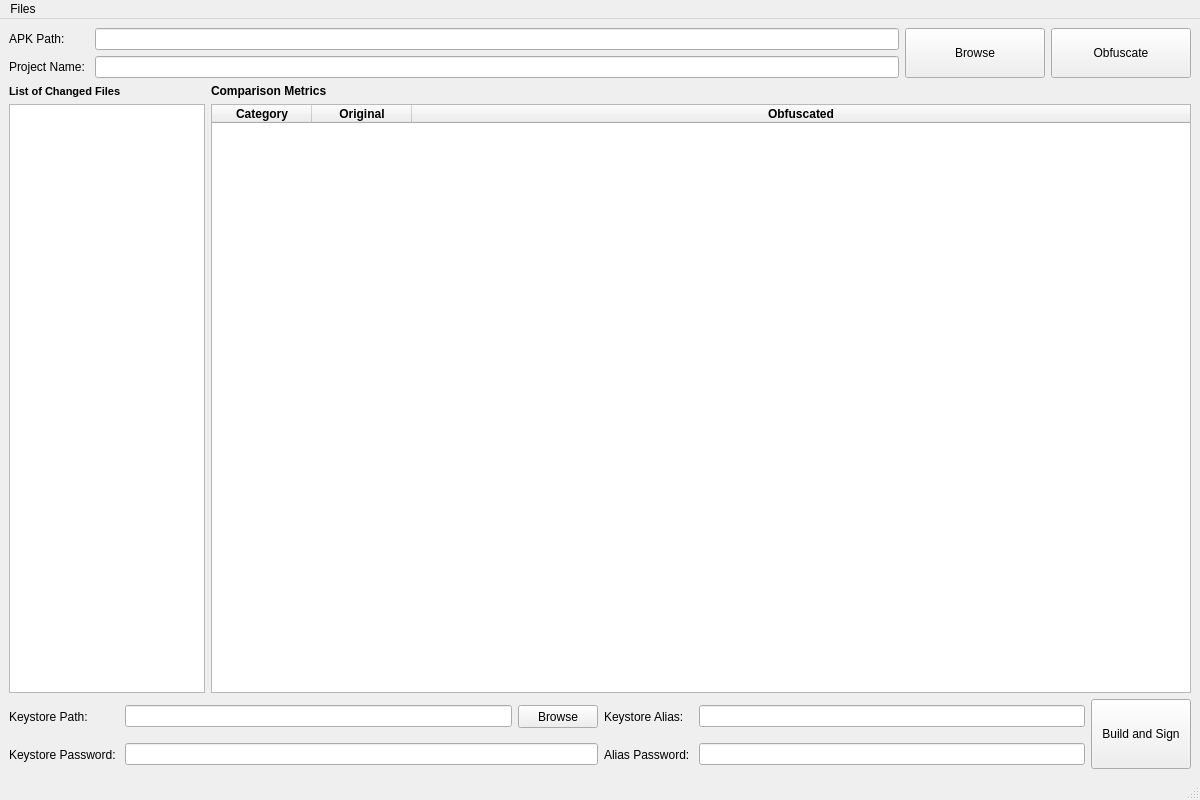
Before: the Qt Designer form ui_scripts/obfuscator.ui in clamismagic/ict2207-coursework2, drawn with Qt 5.
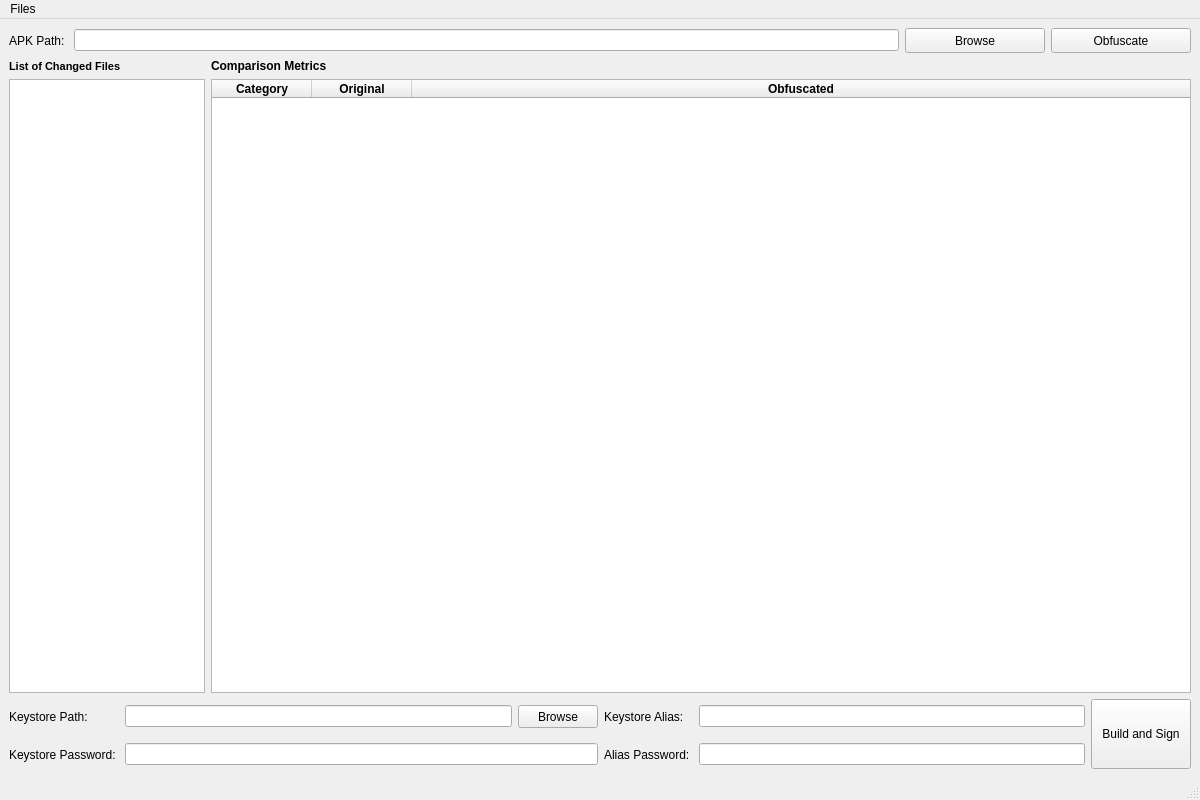
After: the same form once the commit is applied.

```diff
--- a/ui_scripts/obfuscator.ui
+++ b/ui_scripts/obfuscator.ui
@@ -19,26 +19,12 @@
      <layout class="QHBoxLayout" name="detailsHLayout">
       <item>
        <layout class="QGridLayout" name="detailsGLayout">
-        <item row="0" column="0">
-         <widget class="QLabel" name="apkpathLabel">
-          <property name="text">
-           <string>APK Path: </string>
-          </property>
-         </widget>
-        </item>
-        <item row="0" column="1">
-         <widget class="QLineEdit" name="apkpathEdit">
-          <property name="readOnly">
-           <bool>true</bool>
-          </property>
-         </widget>
-        </item>
         <item row="0" column="2" rowspan="2">
          <widget class="QPushButton" name="apkbrowseButton">
           <property name="minimumSize">
            <size>
             <width>140</width>
-            <height>50</height>
+            <height>25</height>
            </size>
           </property>
           <property name="text">
@@ -46,9 +32,6 @@
           </property>
          </widget>
         </item>
-        <item row="1" column="1">
-         <widget class="QLineEdit" name="projectnameEdit"/>
-        </item>
         <item row="0" column="3" rowspan="2" alignment="Qt::AlignHCenter|Qt::AlignVCenter">
          <widget class="QPushButton" name="obfuscateButton">
           <property name="sizePolicy">
@@ -60,7 +43,7 @@
           <property name="minimumSize">
            <size>
             <width>140</width>
-            <height>50</height>
+            <height>25</height>
            </size>
           </property>
           <property name="text">
@@ -68,10 +51,17 @@
           </property>
          </widget>
         </item>
-        <item row="1" column="0">
-         <widget class="QLabel" name="projectnameLabel">
+        <item row="0" column="0" rowspan="2">
+         <widget class="QLabel" name="apkpathLabel">
           <property name="text">
-           <string>Project Name: </string>
+           <string>APK Path: </string>
+          </property>
+         </widget>
+        </item>
+        <item row="0" column="1" rowspan="2">
+         <widget class="QLineEdit" name="apkpathEdit">
+          <property name="readOnly">
+           <bool>true</bool>
           </property>
          </widget>
         </item>
```
